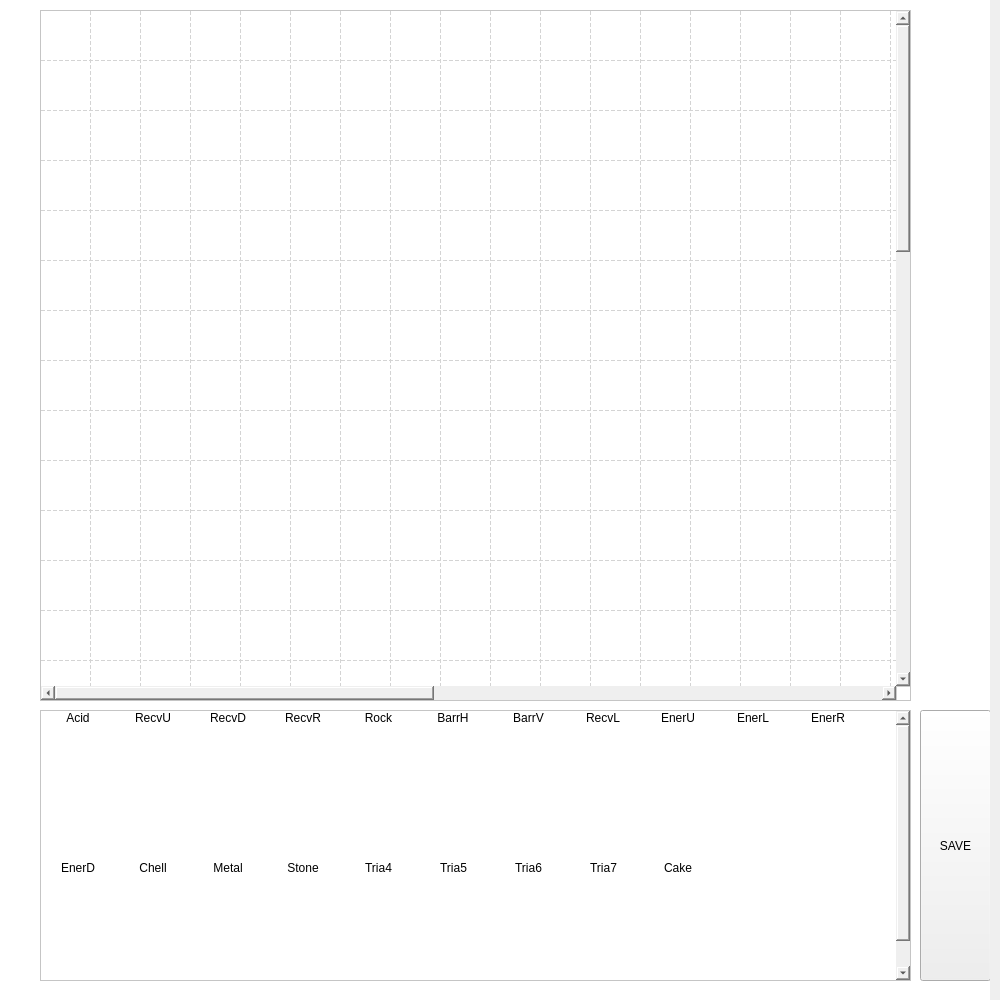
Old version of the form src/inicio/VentanaPrincipal.ui in the repository GonzaM21/portal.
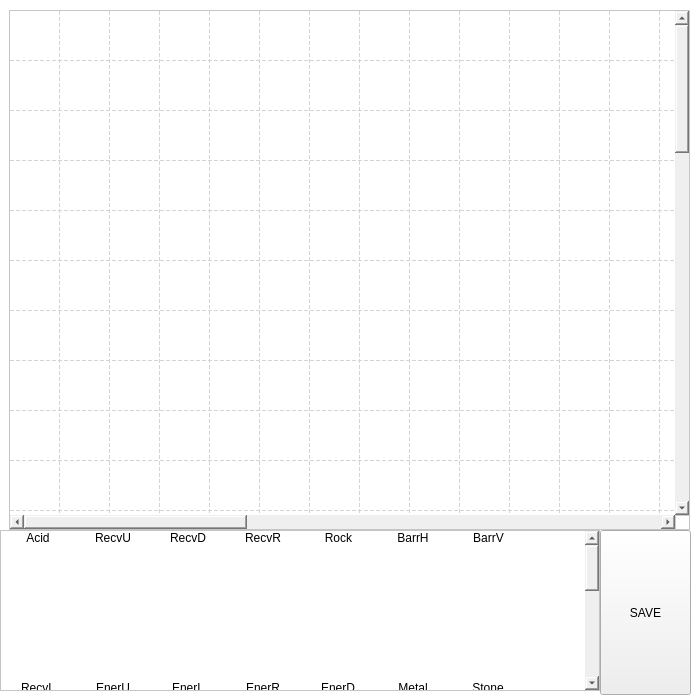
New version of the form. The open tabs and pages were chosen to show the change. Icons and pictures are not drawn.

The edit to the form file:
```diff
--- a/src/inicio/VentanaPrincipal.ui
+++ b/src/inicio/VentanaPrincipal.ui
@@ -9,8 +9,8 @@
    <rect>
     <x>0</x>
     <y>0</y>
-    <width>1000</width>
-    <height>1000</height>
+    <width>700</width>
+    <height>700</height>
    </rect>
   </property>
   <property name="windowTitle">
@@ -36,10 +36,10 @@
   <widget class="QStackedWidget" name="stackedWidget">
    <property name="geometry">
     <rect>
-     <x>-10</x>
+     <x>0</x>
      <y>0</y>
-     <width>1000</width>
-     <height>1000</height>
+     <width>700</width>
+     <height>700</height>
     </rect>
    </property>
    <property name="styleSheet">
@@ -519,10 +519,10 @@
     <widget class="QTableWidget" name="mapa">
      <property name="geometry">
       <rect>
-       <x>50</x>
+       <x>9</x>
        <y>10</y>
-       <width>871</width>
-       <height>691</height>
+       <width>681</width>
+       <height>520</height>
       </rect>
      </property>
      <property name="mouseTracking">
@@ -962,10 +962,10 @@
     <widget class="QListWidget" name="objetos">
      <property name="geometry">
       <rect>
-       <x>50</x>
-       <y>710</y>
-       <width>871</width>
-       <height>271</height>
+       <x>0</x>
+       <y>530</y>
+       <width>600</width>
+       <height>161</height>
       </rect>
      </property>
      <property name="cursor" stdset="0">
@@ -1154,15 +1154,6 @@
         <normaloff>resources/qt/Energy_Emitter_D.png</normaloff>resources/qt/Energy_Emitter_D.png</iconset>
       </property>
      </item>
-     <item>
-      <property name="text">
-       <string>Chell</string>
-      </property>
-      <property name="icon">
-       <iconset resource="resources.qrc">
-        <normaloff>resources/img/icon.png</normaloff>resources/img/icon.png</iconset>
-      </property>
-     </item>
      <item>
       <property name="text">
        <string>Metal</string>
@@ -1230,10 +1221,10 @@
     <widget class="QPushButton" name="guardarMapa">
      <property name="geometry">
       <rect>
-       <x>930</x>
-       <y>710</y>
-       <width>71</width>
-       <height>271</height>
+       <x>600</x>
+       <y>530</y>
+       <width>91</width>
+       <height>165</height>
       </rect>
      </property>
      <property name="text">
```
Left out of the diff: 110 changed lines with no effect on the pictures.
